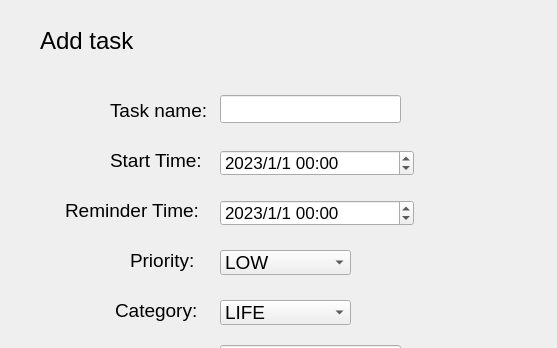
The window that QT_src/addtask.ui (glimmeringlight/NIS1336_Schedule_Manager) describes before a commit, drawn with Qt 5; both pictures show x 0 to 557 and y 0 to 348 of the 652 by 564 pixel window.
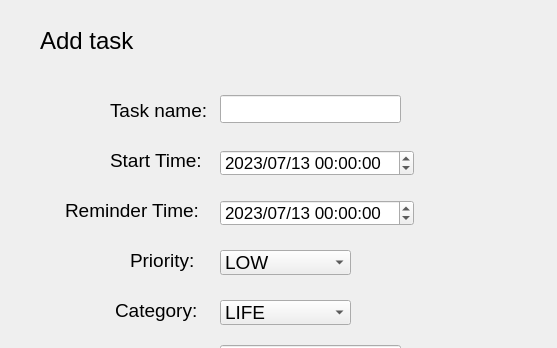
The same window after the commit.

The edit to the form file:
```diff
--- a/QT_src/addtask.ui
+++ b/QT_src/addtask.ui
@@ -189,12 +189,12 @@
      <minute>0</minute>
      <second>0</second>
      <year>2023</year>
-     <month>1</month>
-     <day>1</day>
+     <month>7</month>
+     <day>13</day>
     </datetime>
    </property>
    <property name="displayFormat">
-    <string>yyyy/M/d hh:mm</string>
+    <string>yyyy/MM/dd hh:mm:ss</string>
    </property>
   </widget>
   <widget class="QDateTimeEdit" name="rtime">
@@ -217,12 +217,12 @@
      <minute>0</minute>
      <second>0</second>
      <year>2023</year>
-     <month>1</month>
-     <day>1</day>
+     <month>7</month>
+     <day>13</day>
     </datetime>
    </property>
    <property name="displayFormat">
-    <string>yyyy/M/d hh:mm</string>
+    <string>yyyy/MM/dd hh:mm:ss</string>
    </property>
   </widget>
   <widget class="QComboBox" name="prio">
```
